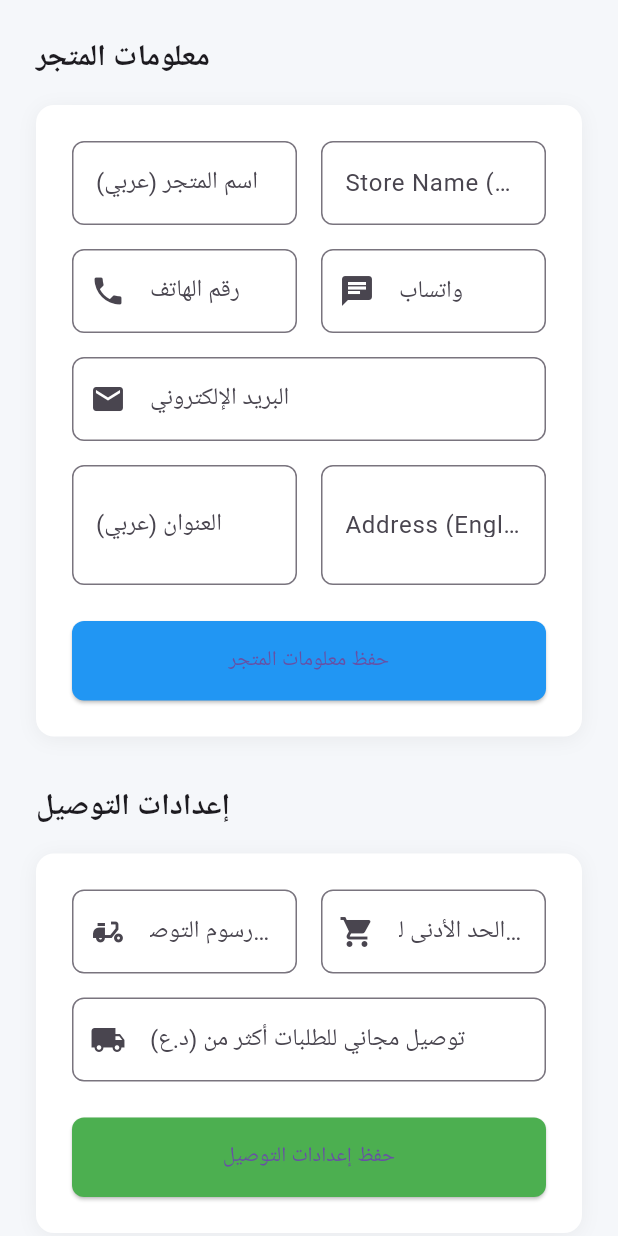
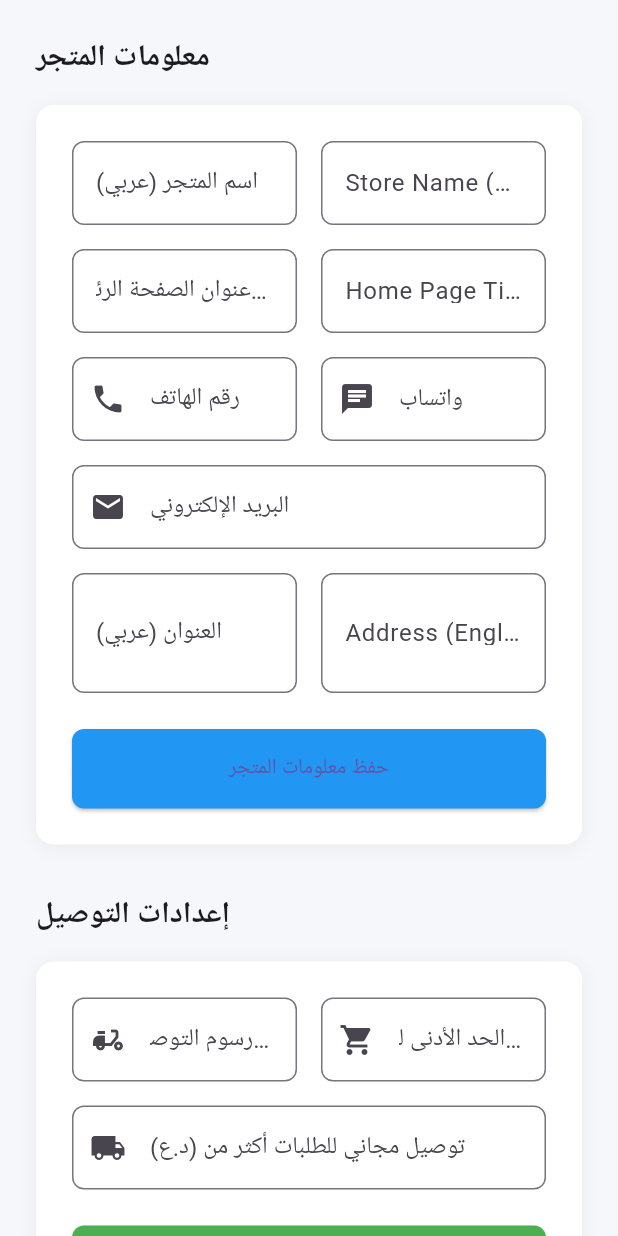
Before and after one commit to mohammedaljibory/ardultibC, a Flutter app: the SettingsScreen screen opened directly, on a phone screen of 412 x 824 dp. Run offline on Flutter 3.47's test engine with Material 3 defaults, Android fonts, the phone set to English and light mode, and no system bars; our stand-ins replace cloud_firestore, firebase_auth, firebase_core, firebase_storage, fl_chart, google_fonts and 1 more; accounts and stored records are empty; network calls fail; Roboto replaces fonts that are missing (Cairo).

Commit message:
دمج إعدادات النصوص في صفحة الإعدادات
- إضافة حقول عنوان الصفحة الرئيسية (عربي/إنجليزي)
- ربط الحقول مع collection website_content
- الآن يمكن التحكم في كل نصوص الموقع من صفحة الإعدادات

https://claude.ai/code/session_01W1YS4K7hXeHf2TcHAgerpV

```diff
--- a/lib/screens/settings/settings_screen.dart
+++ b/lib/screens/settings/settings_screen.dart
@@ -15,6 +15,8 @@ class _SettingsScreenState extends State<SettingsScreen> {
   // Store Settings Controllers
   final _storeNameArController = TextEditingController();
   final _storeNameEnController = TextEditingController();
+  final _homeTitleArController = TextEditingController();
+  final _homeTitleEnController = TextEditingController();
   final _phoneController = TextEditingController();
   final _whatsappController = TextEditingController();
   final _emailController = TextEditingController();
@@ -53,6 +55,8 @@ class _SettingsScreenState extends State<SettingsScreen> {
         final data = doc.data()!;
         _storeNameArController.text = data['company_name_ar'] ?? '';
         _storeNameEnController.text = data['company_name_en'] ?? '';
+        _homeTitleArController.text = data['home_page_title_ar'] ?? '';
+        _homeTitleEnController.text = data['home_page_title_en'] ?? '';
         _phoneController.text = data['mobile_numbers_ar'] ?? '';
         _whatsappController.text = data['whatsapp_number'] ?? '';
         _emailController.text = data['email_ar'] ?? '';
@@ -187,6 +191,30 @@ class _SettingsScreenState extends State<SettingsScreen> {
                     controller: _storeNameEnController,
                     decoration: InputDecoration(
                       labelText: 'Store Name (English)',
+                      border: OutlineInputBorder(borderRadius: BorderRadius.circular(8)),
+                    ),
+                  ),
+                ),
+              ],
+            ),
+            SizedBox(height: 16),
+            Row(
+              children: [
+                Expanded(
+                  child: TextFormField(
+                    controller: _homeTitleArController,
+                    decoration: InputDecoration(
+                      labelText: 'عنوان الصفحة الرئيسية (عربي)',
+                      border: OutlineInputBorder(borderRadius: BorderRadius.circular(8)),
+                    ),
+                  ),
+                ),
+                SizedBox(width: 16),
+                Expanded(
+                  child: TextFormField(
+                    controller: _homeTitleEnController,
+                    decoration: InputDecoration(
+                      labelText: 'Home Page Title (English)',
                       border: OutlineInputBorder(borderRadius: BorderRadius.circular(8)),
                     ),
                   ),
@@ -549,6 +577,8 @@ class _SettingsScreenState extends State<SettingsScreen> {
           .update({
         'company_name_ar': _storeNameArController.text,
         'company_name_en': _storeNameEnController.text,
+        'home_page_title_ar': _homeTitleArController.text,
+        'home_page_title_en': _homeTitleEnController.text,
         'mobile_numbers_ar': _phoneController.text,
         'mobile_numbers_en': _phoneController.text,
         'whatsapp_number': _whatsappController.text,
@@ -694,6 +724,8 @@ class _SettingsScreenState extends State<SettingsScreen> {
   void dispose() {
     _storeNameArController.dispose();
     _storeNameEnController.dispose();
+    _homeTitleArController.dispose();
+    _homeTitleEnController.dispose();
     _phoneController.dispose();
     _whatsappController.dispose();
     _emailController.dispose();
```
